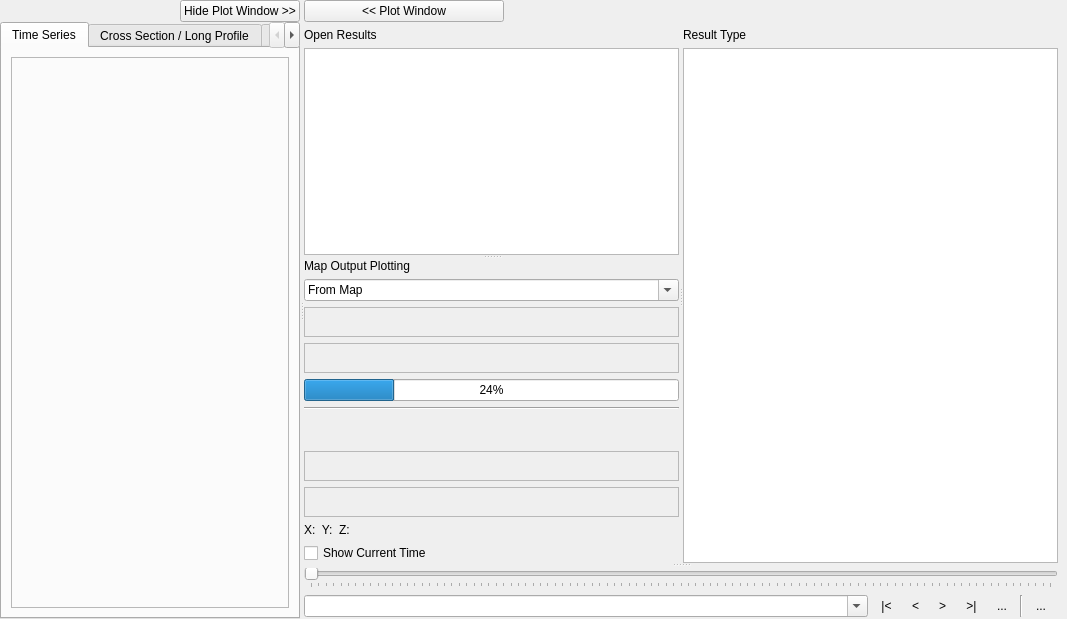
Qt form tuflow/forms/tuflow_plotting_dock.ui (TUFLOW-Support/QGIS-TUFLOW-Plugin) before a commit.
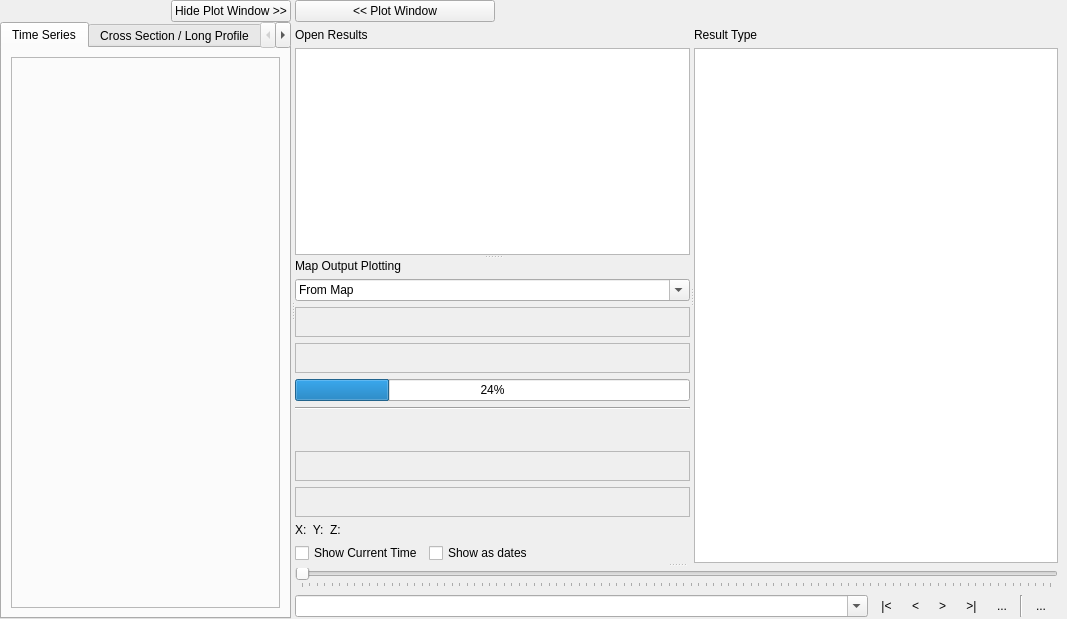
The same form after that commit. Icons and pictures are not drawn. Custom widgets are drawn as their Qt base class.

Patch:
```diff
--- a/tuflow/forms/tuflow_plotting_dock.ui
+++ b/tuflow/forms/tuflow_plotting_dock.ui
@@ -493,11 +493,35 @@
                        </layout>
                       </item>
                       <item>
+                       <layout class="QHBoxLayout" name="horizontalLayout_5">
+                        <item>
                        <widget class="QCheckBox" name="cbShowCurrentTime">
                         <property name="text">
                          <string>Show Current Time</string>
                         </property>
                        </widget>
+                        </item>
+                        <item>
+                         <widget class="QCheckBox" name="cbShowAsDates">
+                          <property name="text">
+                           <string>Show as dates</string>
+                          </property>
+                         </widget>
+                        </item>
+                        <item>
+                         <spacer name="horizontalSpacer">
+                          <property name="orientation">
+                           <enum>Qt::Horizontal</enum>
+                          </property>
+                          <property name="sizeHint" stdset="0">
+                           <size>
+                            <width>40</width>
+                            <height>20</height>
+                           </size>
+                          </property>
+                         </spacer>
+                        </item>
+                       </layout>
                       </item>
                      </layout>
                     </widget>
```
Lines whose indentation alone changed are shown as unchanged.
